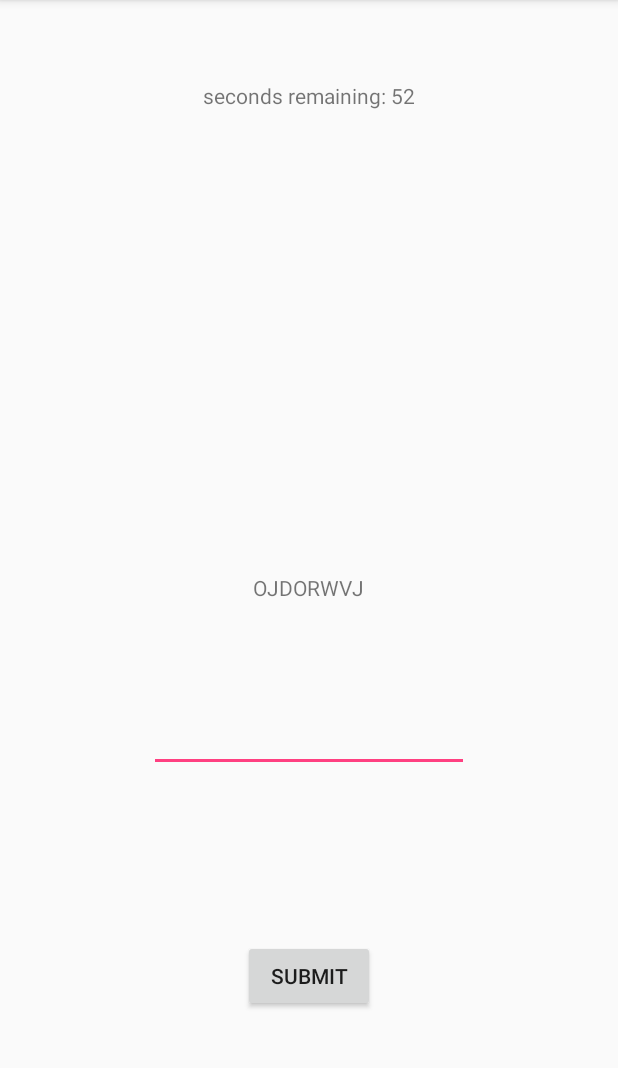
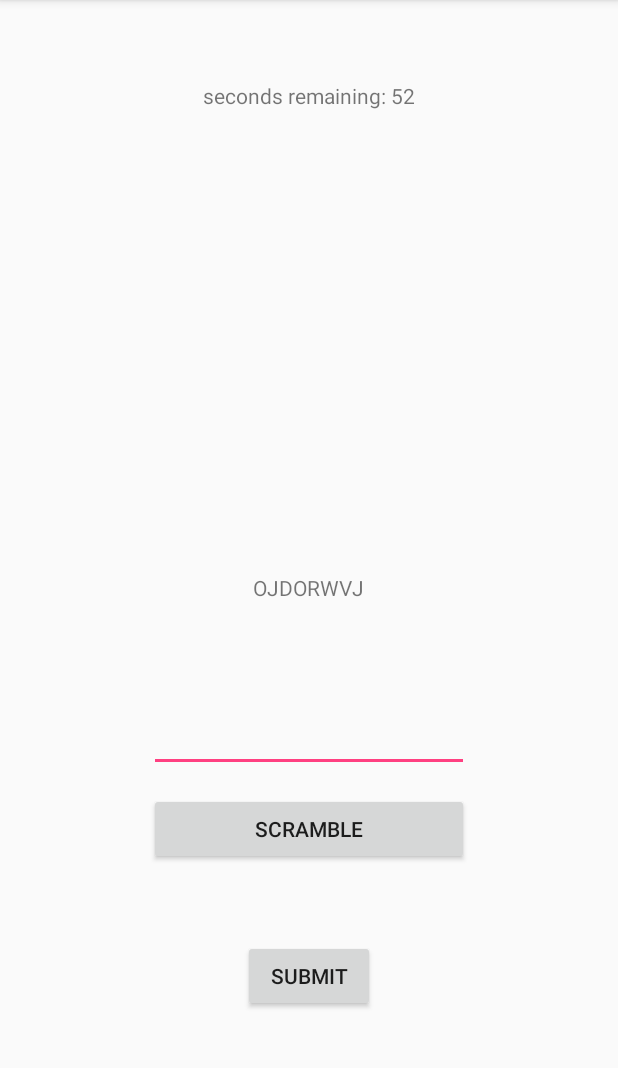
Before and after one commit to mreichman/boggle-solitaire, an Android app: the screen it shows after launch (MainActivity), on a phone screen of 412 x 824 dp, the part 84-1152 px from its top. Run offline under Robolectric (Android 15) with nearby library versions, the phone set to English and light mode, and no system bars; our stand-ins replace ButterKnife.

Commit message:
Add button to scramble the 8 random letters.

```diff
--- a/app/src/main/res/layout/activity_main.xml
+++ b/app/src/main/res/layout/activity_main.xml
@@ -43,4 +43,17 @@
         android:layout_centerHorizontal="true"
         android:layout_marginTop="54dp"
         android:text="Timer" />
+
+    <Button
+        android:id="@+id/scramble"
+        android:layout_width="wrap_content"
+        android:layout_height="wrap_content"
+        android:layout_above="@+id/button"
+        android:layout_alignEnd="@+id/editText"
+        android:layout_alignLeft="@+id/editText"
+        android:layout_alignRight="@+id/editText"
+        android:layout_alignStart="@+id/editText"
+        android:layout_marginBottom="50dp"
+        android:text="Scramble" />
+
 </RelativeLayout>
```
Also changed, not shown: app/src/main/java/com/maxreichman/bogglesolitaire/MainActivity.java (+14 -0 lines).
